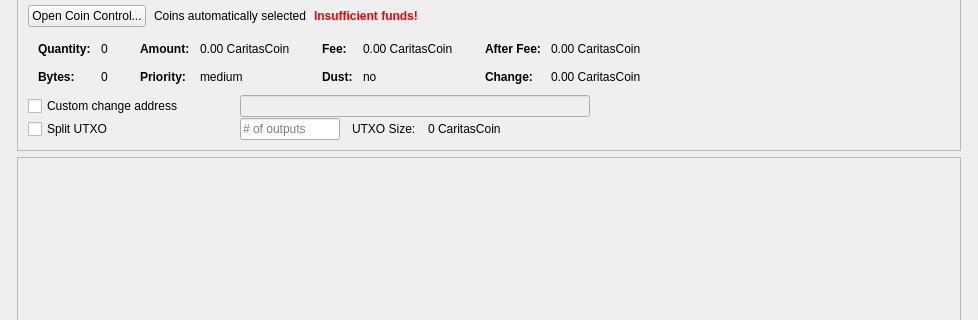
Above: src/qt/forms/sendcoinsdialog.ui from caritascoin/caritascoin before the change; both pictures show x 0 to 978 and y 126 to 446 of the 978 by 740 pixel window. Below: the same form after it.
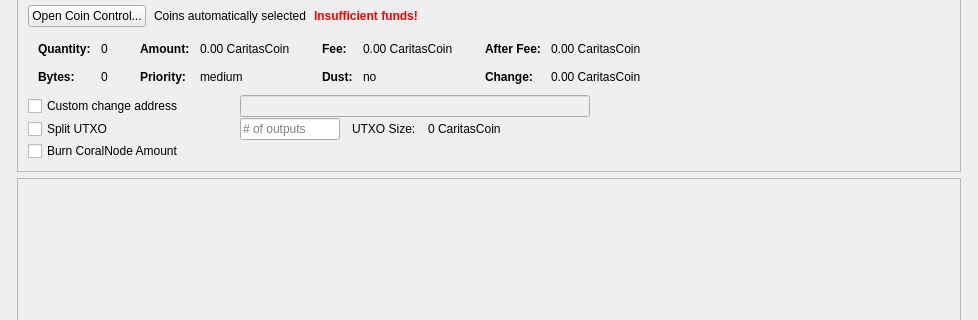
That is the form after the change. Icons and pictures are not drawn. Custom widgets are drawn as their Qt base class.

Commit message: Add user gui for CoralNode Burn

What changed in the file:
```diff
--- a/src/qt/forms/sendcoinsdialog.ui
+++ b/src/qt/forms/sendcoinsdialog.ui
@@ -190,7 +190,7 @@
            </property>
            <item>
             <widget class="QFrame" name="frameCoinControl_BG">
-             <layout class="QVBoxLayout" name="verticalLayoutCoinControl" stretch="0,0,0,0,0,0">
+             <layout class="QVBoxLayout" name="verticalLayoutCoinControl" stretch="0,0,0,0,0,0,0">
               <property name="spacing">
                <number>1</number>
               </property>
@@ -868,6 +868,33 @@
                 </item>
                </layout>
               </item>
+              <item>
+               <layout class="QHBoxLayout" name="horizontalLayout_4">
+                <property name="spacing">
+                 <number>12</number>
+                </property>
+                <item>
+                 <widget class="QCheckBox" name="coralNodeBurnCheckbox">
+                  <property name="text">
+                   <string>Burn CoralNode Amount</string>
+                  </property>
+                 </widget>
+                </item>
+                <item>
+                 <spacer name="horizontalSpacer_9">
+                  <property name="orientation">
+                   <enum>Qt::Horizontal</enum>
+                  </property>
+                  <property name="sizeHint" stdset="0">
+                   <size>
+                    <width>40</width>
+                    <height>20</height>
+                   </size>
+                  </property>
+                 </spacer>
+                </item>
+               </layout>
+              </item>
               <item>
                <spacer name="verticalSpacerCoinControl">
                 <property name="orientation">
@@ -898,7 +925,7 @@
              <x>0</x>
              <y>0</y>
              <width>944</width>
-             <height>107</height>
+             <height>84</height>
             </rect>
            </property>
            <layout class="QVBoxLayout" name="verticalLayout_2" stretch="0,1">
```
Left out of the diff: 2 changed lines with no effect on the pictures. The commit also changes 2 other files.
